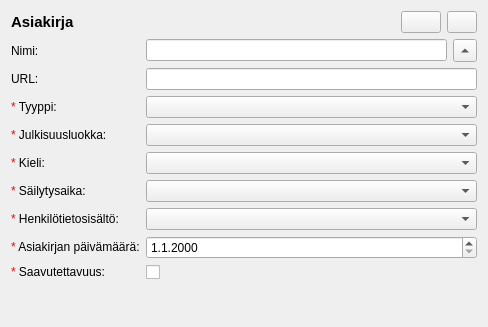
This is arho_feature_template/gui/components/plan_document_widget.ui in GispoCoding/arho-qgis-plugin as Qt 5 draws it before an edit. The edited form follows.
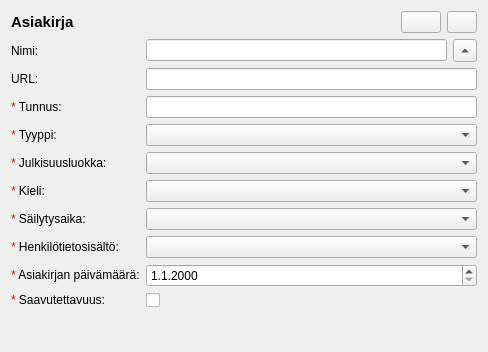
This is the edited form. Custom widgets are drawn as their Qt base class.

Commit message: add identifier field for documents

```diff
--- a/arho_feature_template/gui/components/plan_document_widget.ui
+++ b/arho_feature_template/gui/components/plan_document_widget.ui
@@ -7,7 +7,7 @@
     <x>0</x>
     <y>0</y>
     <width>488</width>
-    <height>327</height>
+    <height>352</height>
    </rect>
   </property>
   <property name="windowTitle">
@@ -123,50 +123,50 @@
      <item row="1" column="1">
       <widget class="QLineEdit" name="url"/>
      </item>
-     <item row="2" column="0">
+     <item row="3" column="0">
       <widget class="QLabel" name="document_type_label">
        <property name="text">
         <string>&lt;span style=&quot;color: red;&quot;&gt;*&lt;/span&gt; Tyyppi:</string>
        </property>
       </widget>
      </item>
-     <item row="2" column="1">
+     <item row="3" column="1">
       <widget class="CodeComboBox" name="document_type"/>
      </item>
-     <item row="3" column="0">
+     <item row="4" column="0">
       <widget class="QLabel" name="publicity_label">
        <property name="text">
         <string>&lt;span style=&quot;color: red;&quot;&gt;*&lt;/span&gt; Julkisuusluokka:</string>
        </property>
       </widget>
      </item>
-     <item row="3" column="1">
+     <item row="4" column="1">
       <widget class="CodeComboBox" name="publicity"/>
      </item>
-     <item row="4" column="0">
+     <item row="5" column="0">
       <widget class="QLabel" name="language_label">
        <property name="text">
         <string>&lt;span style=&quot;color: red;&quot;&gt;*&lt;/span&gt; Kieli:</string>
        </property>
       </widget>
      </item>
-     <item row="4" column="1">
-      <widget class="CodeComboBox" name="language"/>
-     </item>
      <item row="5" column="1">
-      <widget class="HierarchicalCodeComboBox" name="retention_time"/>
+      <widget class="CodeComboBox" name="language"/>
      </item>
      <item row="6" column="1">
+      <widget class="HierarchicalCodeComboBox" name="retention_time"/>
+     </item>
+     <item row="7" column="1">
       <widget class="CodeComboBox" name="personal_data_content"/>
      </item>
-     <item row="8" column="0">
+     <item row="9" column="0">
       <widget class="QLabel" name="accessibility_label">
        <property name="text">
         <string>&lt;html&gt;&lt;head/&gt;&lt;body&gt;&lt;p&gt;&lt;span style=&quot; color:#ff0000;&quot;&gt;*&lt;/span&gt; Saavutettavuus:&lt;/p&gt;&lt;/body&gt;&lt;/html&gt;</string>
        </property>
       </widget>
      </item>
-     <item row="8" column="1">
+     <item row="9" column="1">
       <widget class="QCheckBox" name="accessibility">
        <property name="sizePolicy">
         <sizepolicy hsizetype="Maximum" vsizetype="Fixed">
@@ -179,34 +179,44 @@
        </property>
       </widget>
      </item>
-     <item row="6" column="0">
+     <item row="7" column="0">
       <widget class="QLabel" name="personal_data_content_label">
        <property name="text">
         <string>&lt;span style=&quot;color: red;&quot;&gt;*&lt;/span&gt; Henkilötietosisältö:</string>
        </property>
       </widget>
      </item>
-     <item row="5" column="0">
+     <item row="6" column="0">
       <widget class="QLabel" name="retention_time_label">
        <property name="text">
         <string>&lt;span style=&quot;color: red;&quot;&gt;*&lt;/span&gt; Säilytysaika:</string>
        </property>
       </widget>
      </item>
-     <item row="7" column="1">
+     <item row="8" column="1">
       <widget class="QgsDateTimeEdit" name="document_date">
        <property name="displayFormat">
         <string>d.M.yyyy</string>
        </property>
       </widget>
      </item>
-     <item row="7" column="0">
+     <item row="8" column="0">
       <widget class="QLabel" name="document_date_label">
        <property name="text">
         <string>&lt;html&gt;&lt;head/&gt;&lt;body&gt;&lt;p&gt;&lt;span style=&quot; color:#ff0000;&quot;&gt;*&lt;/span&gt; Asiakirjan päivämäärä:&lt;/p&gt;&lt;/body&gt;&lt;/html&gt;</string>
        </property>
       </widget>
      </item>
+     <item row="2" column="0">
+      <widget class="QLabel" name="identifier_label">
+       <property name="text">
+        <string>&lt;span style=&quot;color: red;&quot;&gt;*&lt;/span&gt; Tunnus:</string>
+       </property>
+      </widget>
+     </item>
+     <item row="2" column="1">
+      <widget class="QLineEdit" name="identifier"/>
+     </item>
     </layout>
    </item>
   </layout>
```
The commit also changes 3 other files.
